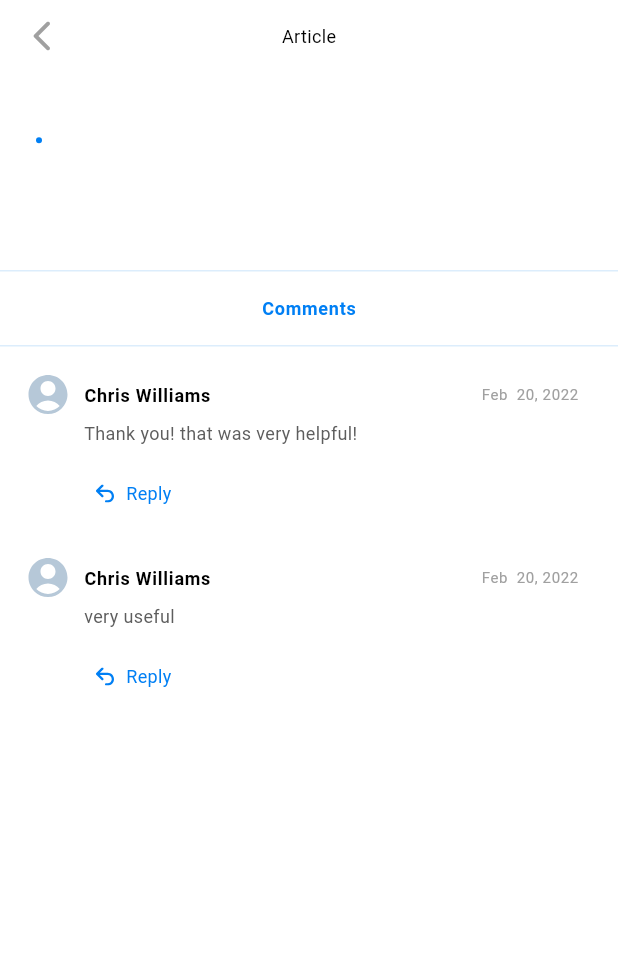
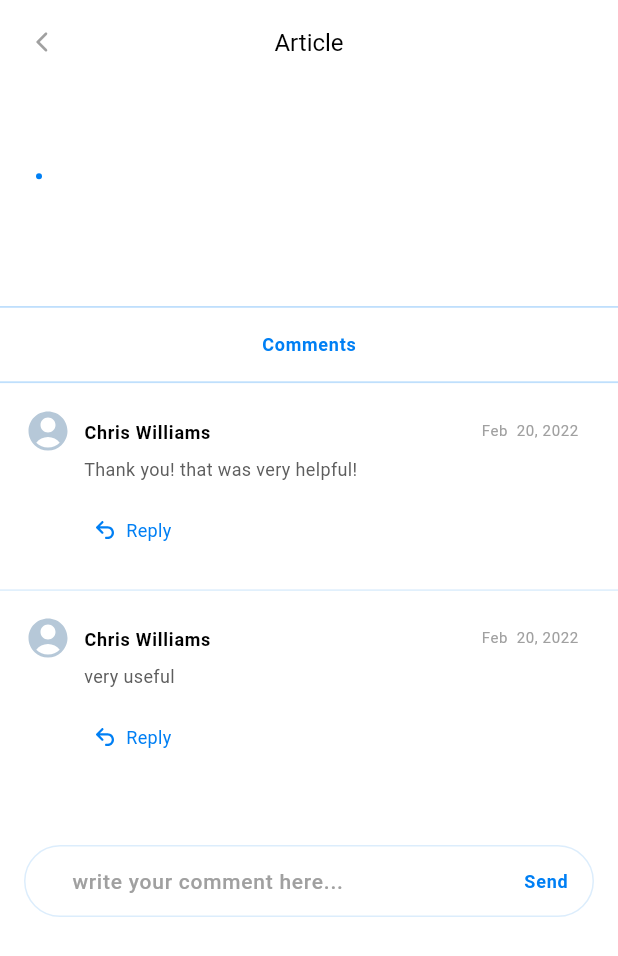
Before and after one commit to AbbasAsadi/crud-application, a Flutter app: the _ArticlePage screen opened directly with empty values, on a phone screen of 412 x 824 dp. Shown: the top 956 px of the screen. Run offline on Flutter 3.47's test engine with Material 3 defaults, Android fonts, the light colour scheme and no system bars; our stand-ins replace dio, flutter_svg, gap, get_it, go_router, logger; network calls fail.

Commit message:
improve design article_page.dart

```diff
--- a/lib/src/modules/article_detail/_components/comment_list_tile.dart
+++ b/lib/src/modules/article_detail/_components/comment_list_tile.dart
@@ -16,6 +16,7 @@ class CommentListTile extends StatelessWidget {
     return Row(
       crossAxisAlignment: CrossAxisAlignment.start,
       children: [
+        const Gap(16),
         SvgPicture.asset(
           Assets.icons.userCircle,
         ),
@@ -47,15 +48,13 @@ class CommentListTile extends StatelessWidget {
               style: context.textTheme.bodyMedium?.copyWith(color: AppColors.gray800),
             ),
             const Gap(8),
+            if (commentModel.authorName != 'You Wrote')
               IconButton(
-              onPressed: () {
-
-              },
+                onPressed: () {},
                 icon: Row(
                   children: [
                     SvgPicture.asset(
                       Assets.icons.reply,
-                    color: AppColors.primaryMedium,
                     ),
                     const Gap(8),
                     Text(
@@ -67,6 +66,7 @@ class CommentListTile extends StatelessWidget {
               )
           ],
         ),
+        const Gap(16),
       ],
     );
   }
--- a/lib/src/modules/article_detail/article_page.dart
+++ b/lib/src/modules/article_detail/article_page.dart
@@ -36,22 +36,25 @@ class _ArticlePage extends StatelessWidget {
     return Scaffold(
       appBar: AppBar(
         centerTitle: true,
+        toolbarHeight: 56,
         leading: IconButton(
           onPressed: () => context.pop(),
           icon: const Icon(
             Icons.arrow_back_ios_new_rounded,
+            size: 16,
             color: AppColors.gray50,
           ),
         ),
         title: Text(
           'Article',
-          style: context.textTheme.bodyMedium,
+          style: context.textTheme.headlineMedium,
         ),
       ),
       body: SingleChildScrollView(
         child: Column(
           crossAxisAlignment: CrossAxisAlignment.start,
           children: [
+            const Gap(16),
             Padding(
               padding: const EdgeInsets.symmetric(horizontal: 16),
               child: Text(
@@ -99,7 +102,7 @@ class _ArticlePage extends StatelessWidget {
               alignment: Alignment.center,
               decoration: const BoxDecoration(
                   border: Border.symmetric(
-                horizontal: BorderSide(color: AppColors.gray100),
+                horizontal: BorderSide(color: AppColors.gray200, width: 1.2),
               )),
               child: Text(
                 'Comments',
@@ -109,6 +112,26 @@ class _ArticlePage extends StatelessWidget {
             const Gap(16),
             getCommentList(staticProvider.commentList),
             const Gap(32),
+            Padding(
+              padding: const EdgeInsets.all(16.0),
+              child: TextField(
+                focusNode: staticProvider.writeCommentFocusNode,
+                controller: staticProvider.writeCommentTextController,
+                maxLines: 2,
+                minLines: 1,
+                keyboardType: TextInputType.multiline,
+                decoration: InputDecoration(
+                    contentPadding: const EdgeInsets.fromLTRB(16, 0, 16, 0),
+                    hintText: 'write your comment here...',
+                    suffixIcon: TextButton(
+                      onPressed: staticProvider.sendComment,
+                      child: Text(
+                        'Send',
+                        style: context.textTheme.labelSmall?.copyWith(color: AppColors.primaryMedium),
+                      ),
+                    )),
+              ),
+            ),
           ],
         ),
       ),
@@ -116,13 +139,23 @@ class _ArticlePage extends StatelessWidget {
   }
 
   Widget getCommentList(List<CommentModel> commentList) {
+    return Selector<ArticleProvider, int>(
+      selector: (_, provider) => provider.commentList.length,
+      builder: (context, value, child) {
         if (commentList.isNotEmpty) {
           return ListView.separated(
-        padding: const EdgeInsets.symmetric(horizontal: 16),
             physics: const NeverScrollableScrollPhysics(),
             shrinkWrap: true,
             itemCount: commentList.length,
-        separatorBuilder: (context, index) => const Gap(16),
+            separatorBuilder: (context, index) => const Column(
+              children: [
+                Gap(8),
+                Divider(
+                  color: AppColors.gray100,
+                ),
+                Gap(8),
+              ],
+            ),
             itemBuilder: (context, index) {
               return CommentListTile(
                 commentModel: commentList[index],
@@ -132,5 +165,7 @@ class _ArticlePage extends StatelessWidget {
         } else {
           return const EmptyCommentState();
         }
+      },
+    );
   }
 }
--- a/lib/src/modules/article_detail/article_provider.dart
+++ b/lib/src/modules/article_detail/article_provider.dart
@@ -2,6 +2,7 @@ import 'package:crud/src/core/provider/safe_provider.dart';
 import 'package:crud/src/helper/date_extensions.dart';
 import 'package:crud/src/helper/random_data_generator.dart';
 import 'package:crud/src/modules/article_detail/_model/entity/comment_model.dart';
+import 'package:flutter/cupertino.dart';
 import 'package:flutter/material.dart';
 
 class ArticleProvider extends SafeProvider {
@@ -17,26 +18,31 @@ class ArticleProvider extends SafeProvider {
       body: 'very useful',
     ),
   ];
-  final TextEditingController commentTextController = TextEditingController();
-  final FocusNode commentFocusNode = FocusNode();
+
+  final FocusNode writeCommentFocusNode = FocusNode();
+  final TextEditingController writeCommentTextController = TextEditingController();
 
   ArticleProvider(super.context);
 
   @override
   void dispose() {
-    commentTextController.dispose();
-    commentFocusNode.dispose();
+    writeCommentFocusNode.dispose();
+    writeCommentTextController.dispose();
     super.dispose();
   }
 
-  void addItemToCommentList() {
+  void sendComment() {
+    if (writeCommentTextController.text.isNotEmpty) {
       commentList.add(
         CommentModel(
-        authorName: RandomDataGenerator.getRandomAuthorName(),
+          authorName: "You wrote",
           createTime: DateTime.now().formatDate,
-        body: commentTextController.text,
+          body: writeCommentTextController.text,
         ),
       );
+      writeCommentTextController.clear();
+      writeCommentFocusNode.unfocus();
       notifyListeners();
     }
   }
+}
--- a/lib/src/theme/app_colors.dart
+++ b/lib/src/theme/app_colors.dart
@@ -17,7 +17,6 @@ class AppColors {
   static const gray400 = Color(0xFF80BFFA);
   static const gray500 = Color(0xFF60AFF8);
   static const gray600 = Color(0xFF409FF7);
-  static const gray700 = Color(0xFF208FF5);
   static const gray800 = Color(0xFF5D5D5D);
   static const gray900 = Color(0xFF1C1C1C);
   static const black = Color(0xFF000000);
--- a/lib/src/theme/app_theme.dart
+++ b/lib/src/theme/app_theme.dart
@@ -16,31 +16,39 @@ mixin AppTheme {
     ),
     textTheme: defaultTextTheme,
     inputDecorationTheme: InputDecorationTheme(
-      focusedBorder: const UnderlineInputBorder(
-        borderSide: BorderSide(
-          color: AppColors.primaryMedium,
+      focusedBorder: OutlineInputBorder(
+        gapPadding: 16,
+        borderRadius: BorderRadius.circular(50),
+        borderSide: const BorderSide(
+          color: AppColors.gray400,
         ),
       ),
-      enabledBorder: const UnderlineInputBorder(
-        borderSide: BorderSide(
-          color: AppColors.gray500,
+      enabledBorder:  OutlineInputBorder(
+        borderRadius: BorderRadius.circular(50),
+        gapPadding: 16,
+        borderSide: const BorderSide(
+          color: AppColors.gray100,
         ),
       ),
-      disabledBorder: const UnderlineInputBorder(
-        borderSide: BorderSide(
-          color: AppColors.gray500,
+      disabledBorder:  OutlineInputBorder(
+        borderRadius: BorderRadius.circular(50),
+        gapPadding: 16,
+        borderSide: const BorderSide(
+          color: AppColors.gray100,
         ),
       ),
-      focusedErrorBorder: const UnderlineInputBorder(
-        borderSide: BorderSide(
+      focusedErrorBorder:  OutlineInputBorder(
+        borderRadius: BorderRadius.circular(50),
+        gapPadding: 16,
+        borderSide: const BorderSide(
           color: AppColors.secondaryMedium,
         ),
       ),
       filled: false,
       contentPadding: const EdgeInsets.symmetric(horizontal: 16, vertical: 8),
-      labelStyle: defaultTextTheme.headlineMedium!.copyWith(color: AppColors.gray500),
+      labelStyle: defaultTextTheme.headlineMedium!.copyWith(color: AppColors.gray50),
       errorStyle: defaultTextTheme.headlineMedium!.copyWith(color: AppColors.redError),
-      hintStyle: defaultTextTheme.bodyLarge!.copyWith(color: AppColors.gray400),
+      hintStyle: defaultTextTheme.bodyLarge!.copyWith(color: AppColors.gray50),
     ),
 
   );
```
Lines whose indentation alone changed are shown as unchanged.
